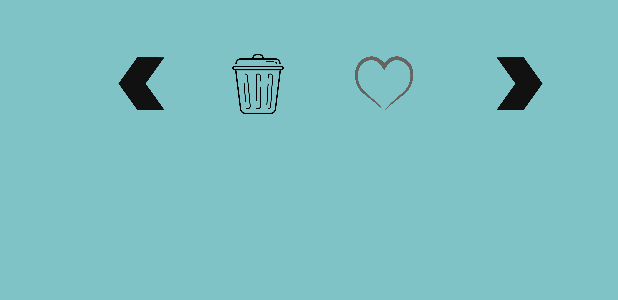
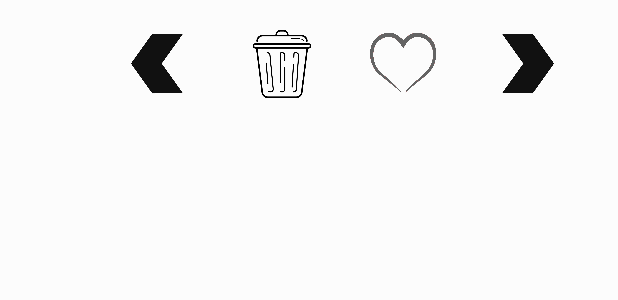
Before and after one commit to jonjmz/DJ, an Android app: the layout simple_widget.xml on its own in the app's theme, with its tools: preview values and no code run, on a phone screen of 412 x 824 dp. Shown: the top 300 px of the screen. Run offline under Robolectric (Android 15) with nearby library versions, the phone set to English and light mode, and no system bars.

Commit message:
Changed widget appearance.

```diff
--- a/app/src/main/java/edu/ucsd/dj/WidgetProvider.java
+++ b/app/src/main/java/edu/ucsd/dj/WidgetProvider.java
@@ -30,11 +30,9 @@ public class WidgetProvider extends AppWidgetProvider {
 
         for (int i = 0; i < count; i++) {
             int widgetId = appWidgetIds[i];
-            String number = String.format("%03d", (new Random().nextInt(900) + 100));
 
             RemoteViews remoteViews = new RemoteViews(context.getPackageName(),
                     R.layout.simple_widget);
-            remoteViews.setTextViewText(R.id.textView, number);
 
             Intent intent = new Intent(context, WidgetProvider.class);
             intent.setAction(AppWidgetManager.ACTION_APPWIDGET_UPDATE);
--- a/app/src/main/res/layout/content_main.xml
+++ b/app/src/main/res/layout/content_main.xml
@@ -14,7 +14,7 @@
         android:layout_gravity="center"
         android:text="When selecting background image consider the photo's:"
         android:id="@+id/text"
-        android:textSize="32sp"
+        android:textSize="26sp"
         android:layout_marginTop="25dp"
         android:layout_alignParentTop="true"
         android:layout_alignParentLeft="true"
--- a/app/src/main/res/layout/simple_widget.xml
+++ b/app/src/main/res/layout/simple_widget.xml
@@ -4,57 +4,48 @@
     android:layout_width="match_parent"
     android:layout_height="match_parent"
     android:padding="@dimen/widget_margin"
-    android:background="#7fc3c6">
+    android:background="#45FFFFFF">
 
     <Button
-        android:layout_height="40dp"
-        android:layout_width="40dp"
+        android:id="@+id/right"
         android:background="@drawable/rightx"
-        android:id="@+id/right"
-        android:layout_marginRight="48dp"
-        android:layout_marginEnd="48dp"
         android:layout_alignTop="@+id/trash"
         android:layout_alignParentRight="true"
-        android:layout_alignParentEnd="true" />
+        android:layout_alignParentEnd="true"
+        android:layout_height="45dp"
+        android:layout_width="45dp"
+        android:layout_marginRight="48dp"
+        android:layout_marginEnd="40dp"
+        />
     <Button
-        android:layout_height="40dp"
-        android:layout_width="40dp"
+        android:id="@+id/trash"
         android:background="@drawable/trashx"
-        android:id="@+id/trash"
-        android:layout_marginRight="44dp"
-        android:layout_marginEnd="44dp"
         android:layout_alignTop="@+id/left"
         android:layout_toLeftOf="@+id/heart"
-        android:layout_toStartOf="@+id/heart" />
+        android:layout_toStartOf="@+id/heart"
+        android:layout_height="45dp"
+        android:layout_width="45dp"
+        android:layout_marginEnd="35dp"
+        />
     <Button
         android:id="@+id/heart"
-        android:layout_width="40dp"
-        android:layout_height="40dp"
         android:background="@drawable/heartx"
-        android:layout_marginRight="48dp"
-        android:layout_marginEnd="48dp"
         android:layout_alignTop="@+id/right"
         android:layout_toLeftOf="@+id/right"
-        android:layout_toStartOf="@+id/right" />
+        android:layout_toStartOf="@+id/right"
+        android:layout_width="45dp"
+        android:layout_height="45dp"
+        android:layout_marginEnd="35dp"
+        />
 
     <Button
         android:id="@+id/left"
-        android:layout_width="40dp"
-        android:layout_height="40dp"
-        android:layout_marginTop="36dp"
         android:background="@drawable/leftx"
-        android:layout_alignParentTop="true"
         android:layout_toLeftOf="@+id/trash"
         android:layout_toStartOf="@+id/trash"
-        android:layout_marginRight="35dp"
+        android:layout_width="45dp"
+        android:layout_height="45dp"
+        android:layout_marginTop="20dp"
         android:layout_marginEnd="35dp" />
 
-    <TextView
-        android:id="@+id/textView"
-        android:layout_width="0dp"
-        android:layout_height="match_parent"
-        android:gravity="center"
-        android:textSize="23sp"
-        android:textStyle="bold"/>
-
 </RelativeLayout>
--- a/app/src/main/res/xml/widget_info.xml
+++ b/app/src/main/res/xml/widget_info.xml
@@ -5,7 +5,6 @@
     android:minResizeHeight="73dp"
     android:updatePeriodMillis="1800000"
     android:initialLayout="@layout/simple_widget"
-    android:resizeMode="horizontal|vertical"
-    android:widgetCategory="home_screen"
-    android:previewImage="@drawable/preview">
+    android:widgetCategory="home_screen|keyguard"
+    android:previewImage="@drawable/widget_preview">
 </appwidget-provider>
```
Also changed, not shown: app/src/main/res/drawable/widget_preview.png (added).
